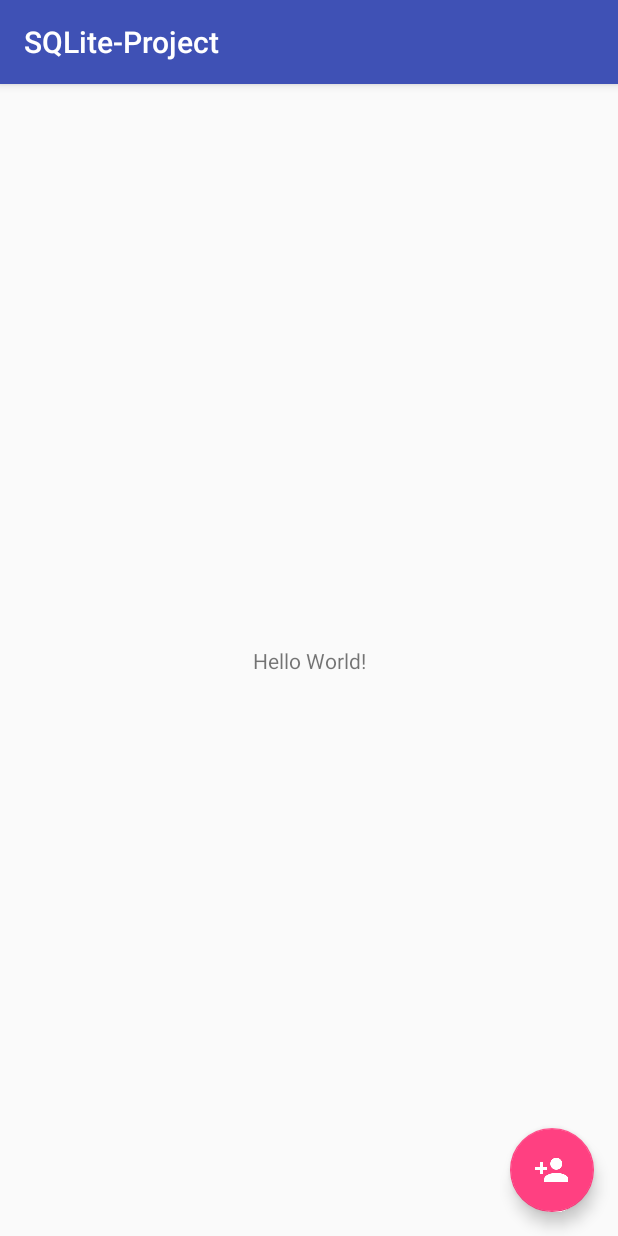
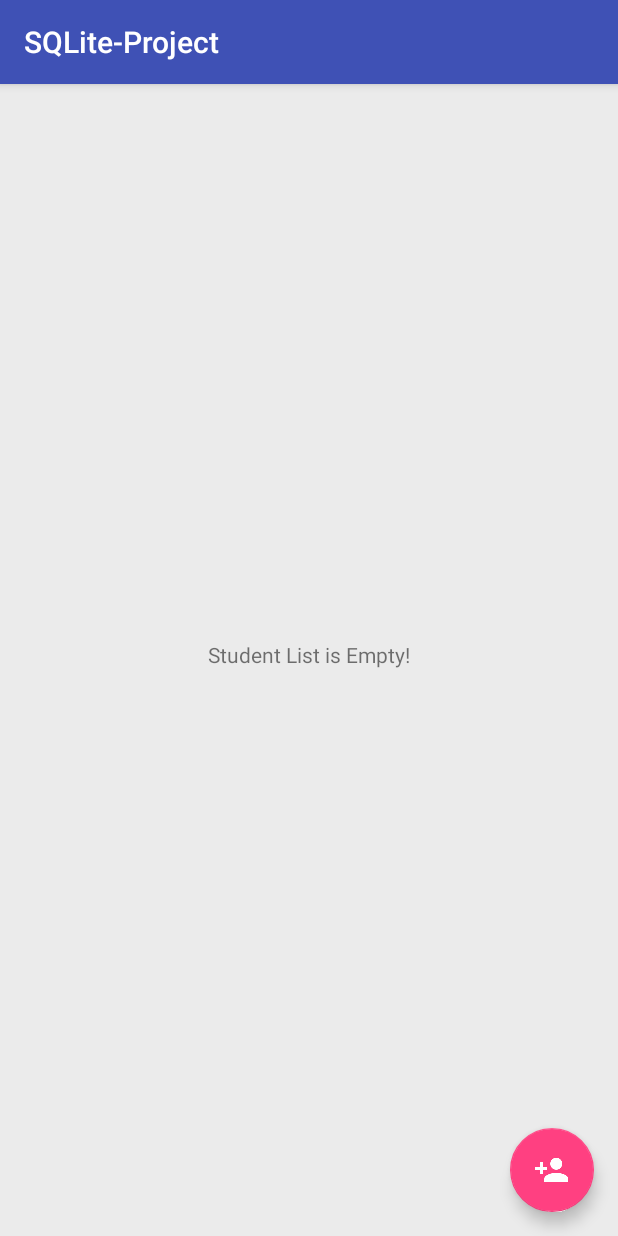
Before and after one commit to hasancse91/Android-SQLite-Tutorial, an Android app: the screen it shows after launch (StudentListActivity), on a phone screen of 412 x 824 dp. Run offline under Robolectric (Android 15) with nearby library versions, the phone set to English and light mode, and no system bars; libraries missing offline, so code that uses them is left out: com.orhanobut.logger; 4 statements that could not run were skipped.

```diff
--- a/SQLite-Project/app/src/main/java/com/hellohasan/sqlite_project/Database/DatabaseHelper.java
+++ b/SQLite-Project/app/src/main/java/com/hellohasan/sqlite_project/Database/DatabaseHelper.java
@@ -69,4 +69,11 @@ public class DatabaseHelper extends SQLiteOpenHelper {
         onCreate(db);
     }
 
+    @Override
+    public void onOpen(SQLiteDatabase db) {
+        super.onOpen(db);
+
+        //enable foreign key constraints like ON UPDATE CASCADE, ON DELETE CASCADE
+        db.execSQL("PRAGMA foreign_keys = ON;");
+    }
 }
--- a/SQLite-Project/app/src/main/java/com/hellohasan/sqlite_project/Database/DatabaseQueryClass.java
+++ b/SQLite-Project/app/src/main/java/com/hellohasan/sqlite_project/Database/DatabaseQueryClass.java
@@ -12,6 +12,7 @@ import com.orhanobut.logger.AndroidLogAdapter;
 import com.orhanobut.logger.Logger;
 
 import java.util.ArrayList;
+import java.util.Collections;
 import java.util.List;
 
 public class DatabaseQueryClass {
@@ -77,7 +78,7 @@ public class DatabaseQueryClass {
             sqLiteDatabase.close();
         }
 
-        return null;
+        return Collections.emptyList();
     }
 
     public Student getStudentByRegNum(long registrationNum){
--- a/SQLite-Project/app/src/main/java/com/hellohasan/sqlite_project/StudentCrud/CreateAndListShow/StudentListActivity.java
+++ b/SQLite-Project/app/src/main/java/com/hellohasan/sqlite_project/StudentCrud/CreateAndListShow/StudentListActivity.java
@@ -3,18 +3,31 @@ package com.hellohasan.sqlite_project.StudentCrud.CreateAndListShow;
 import android.os.Bundle;
 import android.support.design.widget.FloatingActionButton;
 import android.support.v7.app.AppCompatActivity;
+import android.support.v7.widget.LinearLayoutManager;
+import android.support.v7.widget.RecyclerView;
 import android.support.v7.widget.Toolbar;
 import android.view.View;
+import android.widget.TextView;
 
 import com.hellohasan.sqlite_project.Config;
+import com.hellohasan.sqlite_project.Database.DatabaseQueryClass;
 import com.hellohasan.sqlite_project.R;
 import com.hellohasan.sqlite_project.StudentCrud.Student;
 import com.orhanobut.logger.AndroidLogAdapter;
 import com.orhanobut.logger.Logger;
 
+import java.util.ArrayList;
+import java.util.List;
+
 public class StudentListActivity extends AppCompatActivity implements StudentCreateListener{
 
-    private Student mStudent;
+    private DatabaseQueryClass databaseQueryClass = new DatabaseQueryClass(this);
+
+    private List<Student> studentList = new ArrayList<>();
+
+    private TextView studentListEmptyTextView;
+    private RecyclerView recyclerView;
+    private StudentListRecyclerViewAdapter studentListRecyclerViewAdapter;
 
     @Override
     protected void onCreate(Bundle savedInstanceState) {
@@ -24,33 +37,43 @@ public class StudentListActivity extends AppCompatActivity implements StudentCre
         setSupportActionBar(toolbar);
         Logger.addLogAdapter(new AndroidLogAdapter());
 
+        recyclerView = (RecyclerView) findViewById(R.id.studentRecyclerView);
+        studentListEmptyTextView = (TextView) findViewById(R.id.emptyStudentListTextView);
+
+        studentList.addAll(databaseQueryClass.getAllStudent());
+
+        studentListRecyclerViewAdapter = new StudentListRecyclerViewAdapter(this, studentList);
+        recyclerView.setLayoutManager(new LinearLayoutManager(this, LinearLayoutManager.VERTICAL, false));
+        recyclerView.setAdapter(studentListRecyclerViewAdapter);
+
+        viewVisibility();
+
         FloatingActionButton fab = (FloatingActionButton) findViewById(R.id.fab);
         fab.setOnClickListener(new View.OnClickListener() {
             @Override
             public void onClick(View view) {
-//                StudentCreateListener studentCreateListener = new StudentCreateListener() {
-//                    @Override
-//                    public void onStudentCreated(Student student) {
-//                        mStudent = student;
-//                        Logger.d(mStudent.getName());
-//                    }
-//                };
-                openDialog();
-
-
-
+                openStudentCreateDialog();
             }
         });
     }
 
-    private void openDialog() {
+    private void viewVisibility() {
+        if(studentList.isEmpty())
+            studentListEmptyTextView.setVisibility(View.VISIBLE);
+        else
+            studentListEmptyTextView.setVisibility(View.GONE);
+    }
+
+    private void openStudentCreateDialog() {
         StudentCreateDialogFragment studentCreateDialogFragment = StudentCreateDialogFragment.newInstance("Create Student", this);
         studentCreateDialogFragment.show(getSupportFragmentManager(), Config.CREATE_STUDENT);
     }
 
     @Override
     public void onStudentCreated(Student student) {
-        mStudent = student;
-        Logger.d(mStudent.getName());
+        studentList.add(student);
+        studentListRecyclerViewAdapter.notifyDataSetChanged();
+        viewVisibility();
+        Logger.d(student.getName());
     }
 }
--- a/SQLite-Project/app/src/main/res/layout/activity_student_list.xml
+++ b/SQLite-Project/app/src/main/res/layout/activity_student_list.xml
@@ -4,6 +4,7 @@
     xmlns:tools="http://schemas.android.com/tools"
     android:layout_width="match_parent"
     android:layout_height="match_parent"
+    android:background="@color/light_shadow"
     tools:context="com.hellohasan.sqlite_project.StudentCrud.CreateAndListShow.StudentListActivity">
 
     <android.support.design.widget.AppBarLayout
--- a/SQLite-Project/app/src/main/res/layout/content_main.xml
+++ b/SQLite-Project/app/src/main/res/layout/content_main.xml
@@ -6,12 +6,26 @@
     android:layout_height="match_parent"
     app:layout_behavior="@string/appbar_scrolling_view_behavior"
     tools:context="com.hellohasan.sqlite_project.StudentCrud.CreateAndListShow.StudentListActivity"
-    tools:showIn="@layout/activity_student_list">
+    tools:showIn="@layout/activity_student_list"
+    android:layout_marginBottom="8dp">
+
+    <android.support.v7.widget.RecyclerView
+        android:id="@+id/studentRecyclerView"
+        android:layout_width="0dp"
+        android:layout_height="wrap_content"
+        app:layout_constraintTop_toTopOf="parent"
+        app:layout_constraintLeft_toLeftOf="parent"
+        app:layout_constraintRight_toRightOf="parent">
+
+    </android.support.v7.widget.RecyclerView>
 
     <TextView
+        android:id="@+id/emptyStudentListTextView"
+        android:visibility="gone"
+        tools:visibility="visible"
         android:layout_width="wrap_content"
         android:layout_height="wrap_content"
-        android:text="Hello World!"
+        android:text="@string/empty_student_list_message"
         app:layout_constraintBottom_toBottomOf="parent"
         app:layout_constraintLeft_toLeftOf="parent"
         app:layout_constraintRight_toRightOf="parent"
--- a/SQLite-Project/app/src/main/res/values/colors.xml
+++ b/SQLite-Project/app/src/main/res/values/colors.xml
@@ -3,4 +3,6 @@
     <color name="colorPrimary">#3F51B5</color>
     <color name="colorPrimaryDark">#303F9F</color>
     <color name="colorAccent">#FF4081</color>
+    <color name="light_shadow">#efeaeaea</color>
+    <color name="white">#ffffff</color>
 </resources>
--- a/SQLite-Project/app/src/main/res/values/strings.xml
+++ b/SQLite-Project/app/src/main/res/values/strings.xml
@@ -5,4 +5,9 @@
     <!-- TODO: Remove or change this placeholder text -->
     <string name="hello_blank_fragment">Hello blank fragment</string>
     <string name="title_activity_create_subject">CreateSubjectActivity</string>
+    <string name="registration_no">Registration No:</string>
+    <string name="email">Email:</string>
+    <string name="phone">Phone:</string>
+    <string name="cross_image_content_description">Delete student from SQLite database</string>
+    <string name="empty_student_list_message">Student List is Empty!</string>
 </resources>
```
Also changed, not shown: SQLite-Project/app/src/main/res/layout/student_item.xml (+22 -9 lines).
